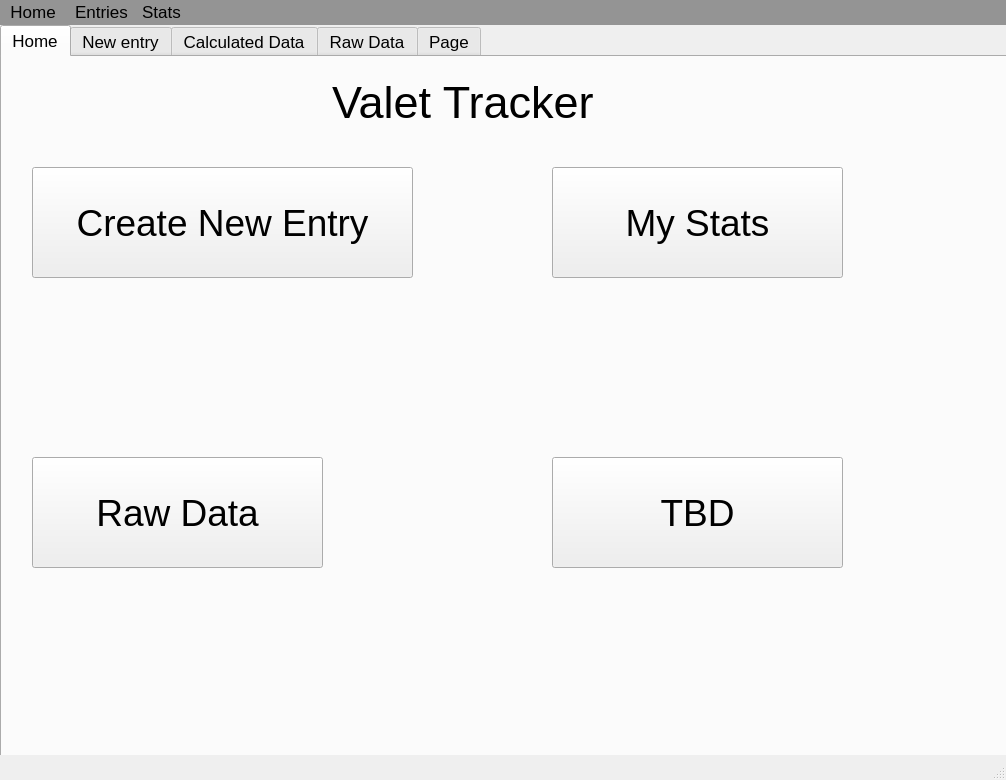
Old version of the form ValetTracker.ui in the repository Jcstegall/Service-Worker-Shift-tracker.
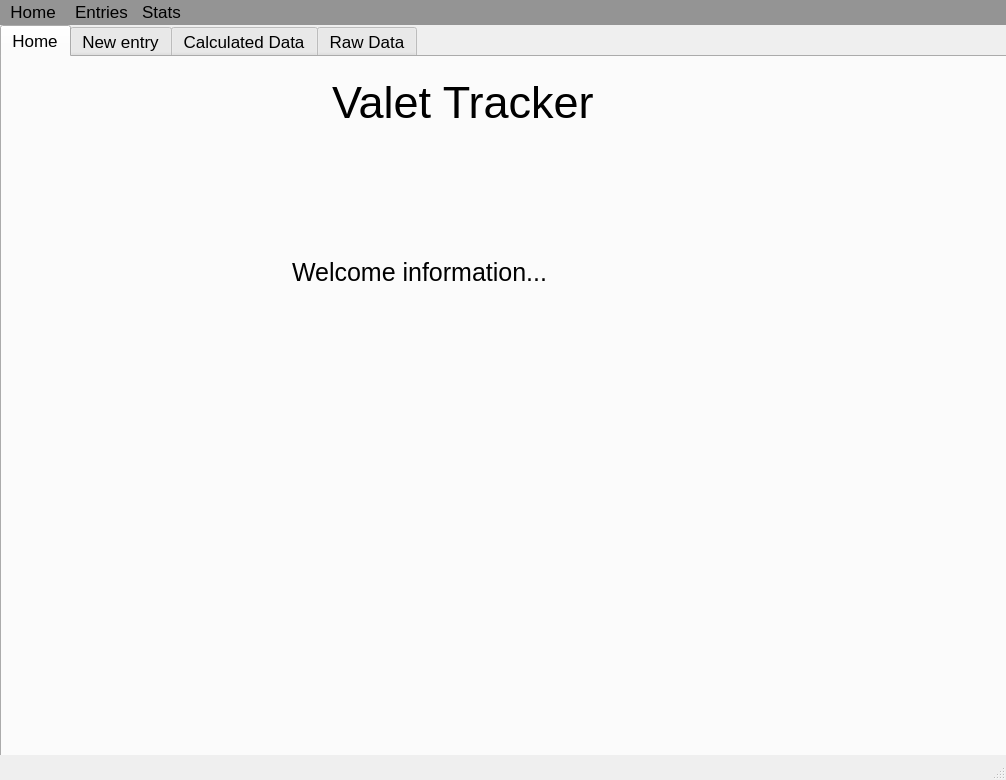
New version of the form. The open tabs and pages were chosen to show the change.

```diff
--- a/ValetTracker.ui
+++ b/ValetTracker.ui
@@ -38,78 +38,6 @@
      <attribute name="title">
       <string>Home</string>
      </attribute>
-     <widget class="QPushButton" name="btn_TBD">
-      <property name="geometry">
-       <rect>
-        <x>550</x>
-        <y>400</y>
-        <width>291</width>
-        <height>111</height>
-       </rect>
-      </property>
-      <property name="font">
-       <font>
-        <pointsize>28</pointsize>
-       </font>
-      </property>
-      <property name="text">
-       <string>TBD</string>
-      </property>
-     </widget>
-     <widget class="QPushButton" name="btn_Raw_Data">
-      <property name="geometry">
-       <rect>
-        <x>30</x>
-        <y>400</y>
-        <width>291</width>
-        <height>111</height>
-       </rect>
-      </property>
-      <property name="font">
-       <font>
-        <pointsize>28</pointsize>
-       </font>
-      </property>
-      <property name="text">
-       <string>Raw Data</string>
-      </property>
-     </widget>
-     <widget class="QPushButton" name="btn_My_Stats">
-      <property name="geometry">
-       <rect>
-        <x>550</x>
-        <y>110</y>
-        <width>291</width>
-        <height>111</height>
-       </rect>
-      </property>
-      <property name="font">
-       <font>
-        <pointsize>28</pointsize>
-       </font>
-      </property>
-      <property name="text">
-       <string>My Stats</string>
-      </property>
-     </widget>
-     <widget class="QPushButton" name="btn_Create_New_Entry">
-      <property name="geometry">
-       <rect>
-        <x>30</x>
-        <y>110</y>
-        <width>381</width>
-        <height>111</height>
-       </rect>
-      </property>
-      <property name="font">
-       <font>
-        <pointsize>28</pointsize>
-       </font>
-      </property>
-      <property name="text">
-       <string>Create New Entry</string>
-      </property>
-     </widget>
      <widget class="QLabel" name="label">
       <property name="geometry">
        <rect>
@@ -131,6 +59,27 @@
        <string>Valet Tracker</string>
       </property>
      </widget>
+     <widget class="QLabel" name="label_8">
+      <property name="geometry">
+       <rect>
+        <x>290</x>
+        <y>190</y>
+        <width>341</width>
+        <height>51</height>
+       </rect>
+      </property>
+      <property name="font">
+       <font>
+        <pointsize>19</pointsize>
+       </font>
+      </property>
+      <property name="styleSheet">
+       <string notr="true"/>
+      </property>
+      <property name="text">
+       <string>Welcome information...</string>
+      </property>
+     </widget>
     </widget>
     <widget class="QWidget" name="tabNewEntry">
      <attribute name="title">
@@ -288,52 +237,6 @@
        </rect>
       </property>
      </widget>
-     <widget class="QLabel" name="label_8">
-      <property name="geometry">
-       <rect>
-        <x>440</x>
-        <y>240</y>
-        <width>191</width>
-        <height>41</height>
-       </rect>
-      </property>
-      <property name="text">
-       <string>Location</string>
-      </property>
-     </widget>
-     <widget class="QLineEdit" name="lineEdit_Location">
-      <property name="geometry">
-       <rect>
-        <x>640</x>
-        <y>240</y>
-        <width>141</width>
-        <height>31</height>
-       </rect>
-      </property>
-     </widget>
-     <widget class="QLabel" name="label_41">
-      <property name="geometry">
-       <rect>
-        <x>30</x>
-        <y>180</y>
-        <width>201</width>
-        <height>41</height>
-       </rect>
-      </property>
-      <property name="text">
-       <string>Entry ID</string>
-      </property>
-     </widget>
-     <widget class="QTextBrowser" name="textBrowser_id">
-      <property name="geometry">
-       <rect>
-        <x>230</x>
-        <y>170</y>
-        <width>161</width>
-        <height>31</height>
-       </rect>
-      </property>
-     </widget>
     </widget>
     <widget class="QWidget" name="tab_5">
      <attribute name="title">
@@ -656,11 +559,6 @@
       </property>
      </widget>
     </widget>
-    <widget class="QWidget" name="tab_4">
-     <attribute name="title">
-      <string>Page</string>
-     </attribute>
-    </widget>
    </widget>
   </widget>
   <widget class="QMenuBar" name="menubar">
```
Left out of the diff: 40 changed lines with no effect on the pictures.
